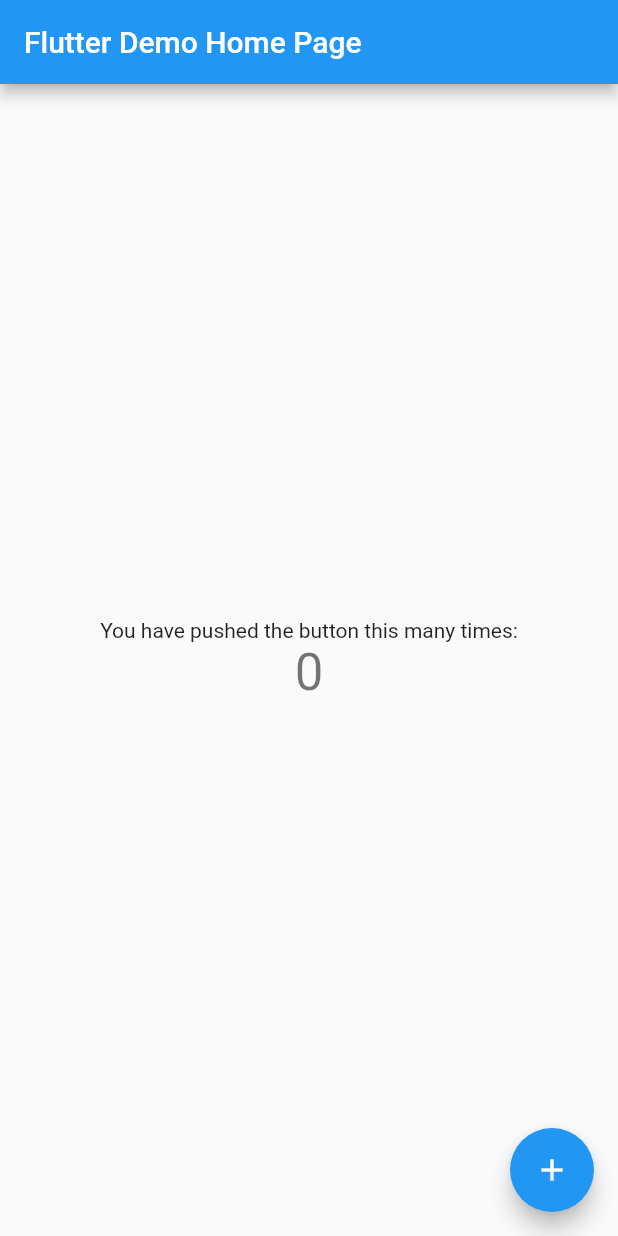
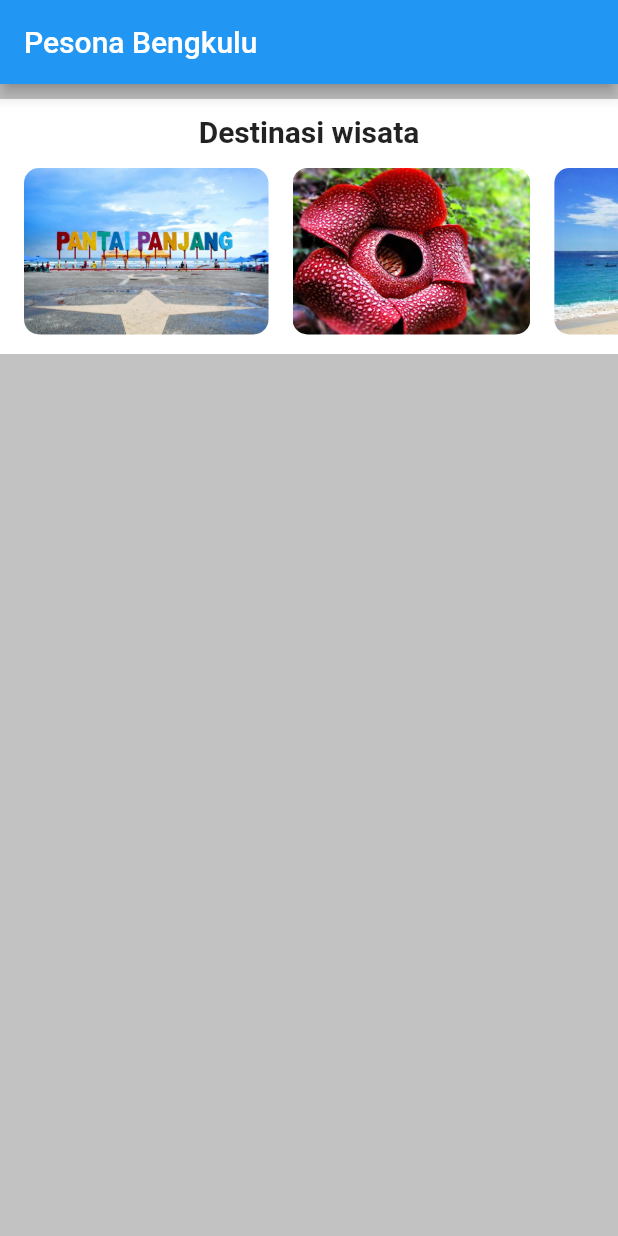
Before and after one commit to adhytianara/LearnFlutter, a Flutter app: the screen it shows after launch, on a phone screen of 412 x 824 dp. Run offline on Flutter 3.47's test engine with Material 2 defaults, Android fonts, the phone set to English and light mode, and no system bars.

Commit message:
display list of destination using listview

```diff
--- /dev/null
+++ b/lib/home_page.dart
@@ -0,0 +1,53 @@
+import 'package:flutter/material.dart';
+import 'package:learn_flutter/model/destination.dart';
+
+class HomePage extends StatelessWidget {
+  @override
+  Widget build(BuildContext context) {
+    return Scaffold(
+      backgroundColor: Color(0xffc2c2c2),
+      appBar: AppBar(
+        title: Text("Pesona Bengkulu"),
+      ),
+      body: Column(
+        children: <Widget>[
+          Container(
+            color: Colors.white,
+            height: 170,
+            margin: EdgeInsets.symmetric(vertical: 10),
+            child: Column(
+              children: <Widget>[
+                Padding(
+                  padding: const EdgeInsets.only(top: 10),
+                  child: Text(
+                    "Destinasi wisata",
+                    style: TextStyle(
+                      fontSize: 20,
+                      fontWeight: FontWeight.bold,
+                    ),
+                  ),
+                ),
+                Expanded(
+                  child: Scrollbar(
+                    child: ListView(
+                      padding: EdgeInsets.symmetric(vertical: 5, horizontal: 8),
+                      scrollDirection: Axis.horizontal,
+                      children: destinationList.map((destination) {
+                        return Padding(
+                          padding: const EdgeInsets.all(8),
+                          child: ClipRRect(
+                              borderRadius: BorderRadius.circular(10),
+                              child: Image.asset(destination.imageAssets)),
+                        );
+                      }).toList(),
+                    ),
+                  ),
+                ),
+              ],
+            ),
+          )
+        ],
+      ),
+    );
+  }
+}
--- a/lib/main.dart
+++ b/lib/main.dart
@@ -1,111 +1,16 @@
 import 'package:flutter/material.dart';
+import 'package:learn_flutter/home_page.dart';
 
 void main() => runApp(MyApp());
 
 class MyApp extends StatelessWidget {
-  // This widget is the root of your application.
   @override
   Widget build(BuildContext context) {
     return MaterialApp(
-      title: 'Flutter Demo',
       theme: ThemeData(
-        // This is the theme of your application.
-        //
-        // Try running your application with "flutter run". You'll see the
-        // application has a blue toolbar. Then, without quitting the app, try
-        // changing the primarySwatch below to Colors.green and then invoke
-        // "hot reload" (press "r" in the console where you ran "flutter run",
-        // or simply save your changes to "hot reload" in a Flutter IDE).
-        // Notice that the counter didn't reset back to zero; the application
-        // is not restarted.
         primarySwatch: Colors.blue,
       ),
-      home: MyHomePage(title: 'Flutter Demo Home Page'),
+      home: HomePage(),
     );
   }
 }
-
-class MyHomePage extends StatefulWidget {
-  MyHomePage({Key key, this.title}) : super(key: key);
-
-  // This widget is the home page of your application. It is stateful, meaning
-  // that it has a State object (defined below) that contains fields that affect
-  // how it looks.
-
-  // This class is the configuration for the state. It holds the values (in this
-  // case the title) provided by the parent (in this case the App widget) and
-  // used by the build method of the State. Fields in a Widget subclass are
-  // always marked "final".
-
-  final String title;
-
-  @override
-  _MyHomePageState createState() => _MyHomePageState();
-}
-
-class _MyHomePageState extends State<MyHomePage> {
-  int _counter = 0;
-
-  void _incrementCounter() {
-    setState(() {
-      // This call to setState tells the Flutter framework that something has
-      // changed in this State, which causes it to rerun the build method below
-      // so that the display can reflect the updated values. If we changed
-      // _counter without calling setState(), then the build method would not be
-      // called again, and so nothing would appear to happen.
-      _counter++;
-    });
-  }
-
-  @override
-  Widget build(BuildContext context) {
-    // This method is rerun every time setState is called, for instance as done
-    // by the _incrementCounter method above.
-    //
-    // The Flutter framework has been optimized to make rerunning build methods
-    // fast, so that you can just rebuild anything that needs updating rather
-    // than having to individually change instances of widgets.
-    return Scaffold(
-      appBar: AppBar(
-        // Here we take the value from the MyHomePage object that was created by
-        // the App.build method, and use it to set our appbar title.
-        title: Text(widget.title),
-      ),
-      body: Center(
-        // Center is a layout widget. It takes a single child and positions it
-        // in the middle of the parent.
-        child: Column(
-          // Column is also a layout widget. It takes a list of children and
-          // arranges them vertically. By default, it sizes itself to fit its
-          // children horizontally, and tries to be as tall as its parent.
-          //
-          // Invoke "debug painting" (press "p" in the console, choose the
-          // "Toggle Debug Paint" action from the Flutter Inspector in Android
-          // Studio, or the "Toggle Debug Paint" command in Visual Studio Code)
-          // to see the wireframe for each widget.
-          //
-          // Column has various properties to control how it sizes itself and
-          // how it positions its children. Here we use mainAxisAlignment to
-          // center the children vertically; the main axis here is the vertical
-          // axis because Columns are vertical (the cross axis would be
-          // horizontal).
-          mainAxisAlignment: MainAxisAlignment.center,
-          children: <Widget>[
-            Text(
-              'You have pushed the button this many times:',
-            ),
-            Text(
-              '$_counter',
-              style: Theme.of(context).textTheme.display1,
-            ),
-          ],
-        ),
-      ),
-      floatingActionButton: FloatingActionButton(
-        onPressed: _incrementCounter,
-        tooltip: 'Increment',
-        child: Icon(Icons.add),
-      ), // This trailing comma makes auto-formatting nicer for build methods.
-    );
-  }
-}
```
